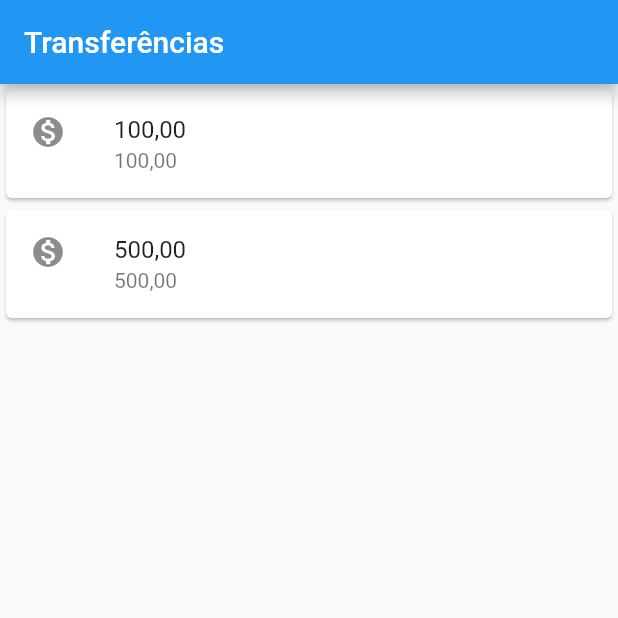
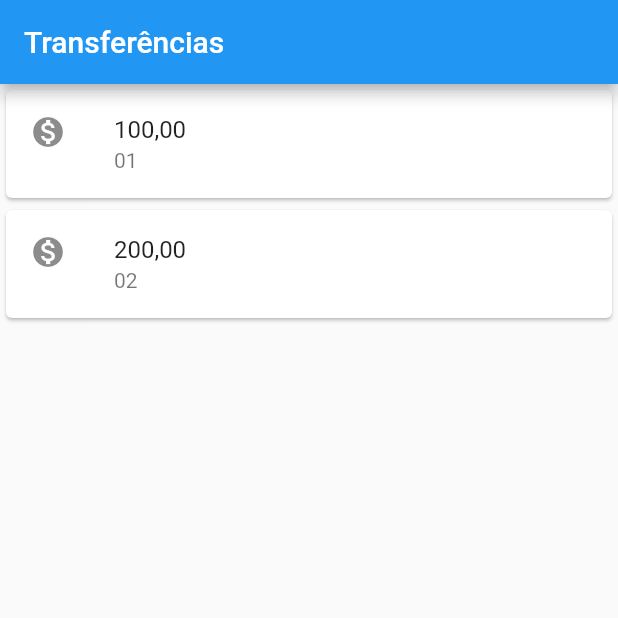
Before and after one commit to milenavms/byteBank, a Flutter app: the screen it shows after launch, on a phone screen of 412 x 824 dp, the top half of it. Run offline on Flutter 3.47's test engine with Material 2 defaults, Android fonts, the phone set to English and light mode, and no system bars.

Commit message:
create class ItemTransferencia

```diff
--- a/lib/main.dart
+++ b/lib/main.dart
@@ -22,22 +22,28 @@ class ListaTransferencia extends StatelessWidget {
   Widget build(BuildContext context) {
     return Column(
       children: [
-        Card(
-          child: ListTile(
-            leading: Icon(Icons.monetization_on),
-            title: Text('100,00'),
-            subtitle: Text('100,00'),
-          ),
-        ),
-        Card(
-          child: ListTile(
-            leading: Icon(Icons.monetization_on),
-            title: Text('500,00'),
-            subtitle: Text('500,00'),
-          ),
-        ),
+        ItemTransferencia('100,00', '01'),
+        ItemTransferencia('200,00', '02'),
       ],
     );
     //throw UnimplementedError();
   }
 }
+
+class ItemTransferencia extends StatelessWidget {
+  final String valor;
+  final String numeroConta;
+
+  const ItemTransferencia(this.valor, this.numeroConta);
+
+  @override
+  Widget build(BuildContext context) {
+    return Card(
+      child: ListTile(
+        leading: Icon(Icons.monetization_on),
+        title: Text(valor),
+        subtitle: Text(numeroConta),
+      ),
+    );
+  }
+}
```
